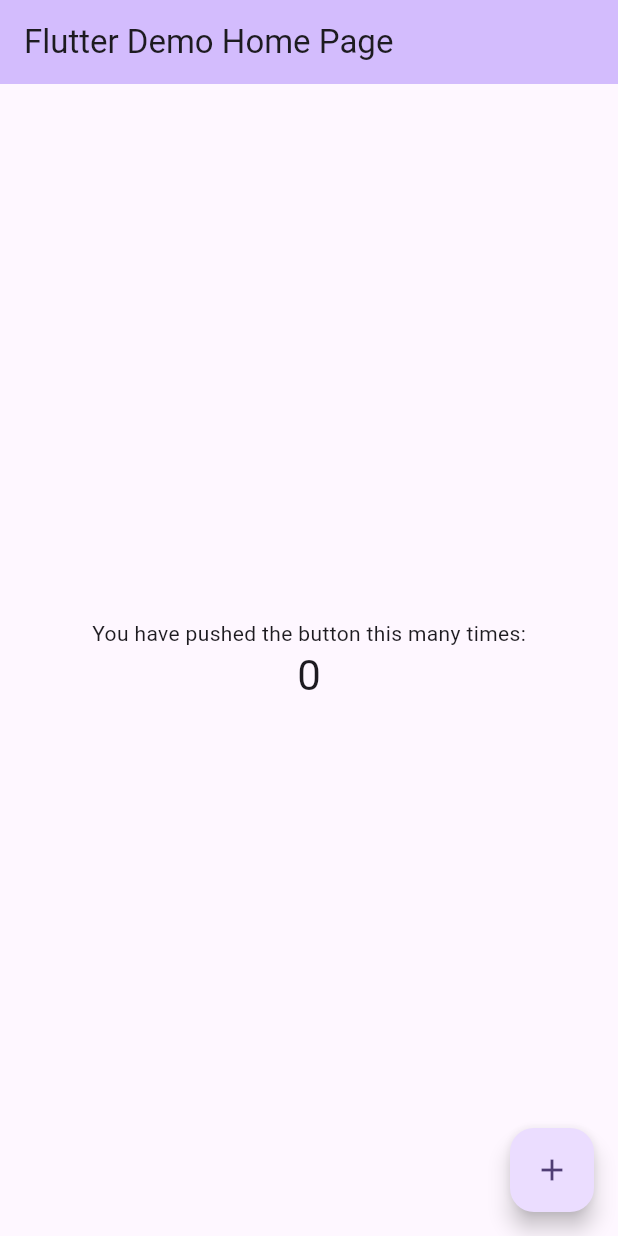
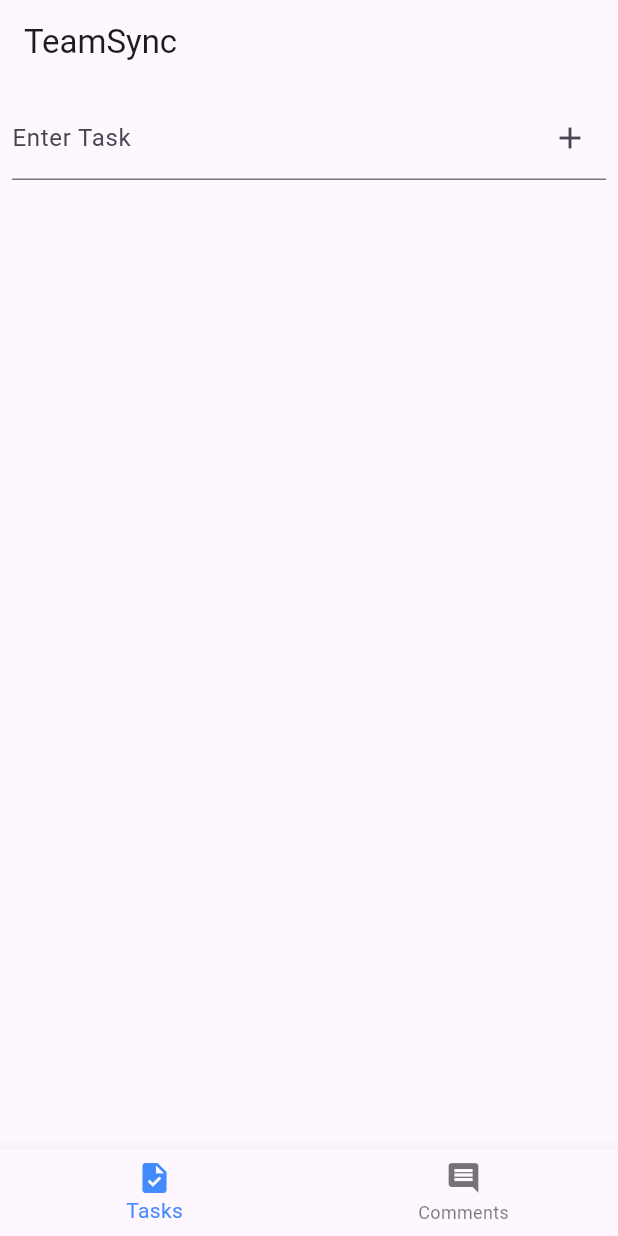
Before and after one commit to zuhairben/TeamSync, a Flutter app: the screen it shows after launch, on a phone screen of 412 x 824 dp. Run offline on Flutter 3.47's test engine with Material 3 defaults, Android fonts, the phone set to English and light mode, and no system bars.

Commit message:
second commit

```diff
--- a/lib/main.dart
+++ b/lib/main.dart
@@ -1,125 +1,20 @@
 import 'package:flutter/material.dart';
+import 'screens/home_screen.dart';  // Create this screen later
 
 void main() {
-  runApp(const MyApp());
+  runApp(TeamSyncApp());
 }
 
-class MyApp extends StatelessWidget {
-  const MyApp({super.key});
-
-  // This widget is the root of your application.
+class TeamSyncApp extends StatelessWidget {
   @override
   Widget build(BuildContext context) {
     return MaterialApp(
-      title: 'Flutter Demo',
+      title: 'TeamSync',
       theme: ThemeData(
-        // This is the theme of your application.
-        //
-        // TRY THIS: Try running your application with "flutter run". You'll see
-        // the application has a purple toolbar. Then, without quitting the app,
-        // try changing the seedColor in the colorScheme below to Colors.green
-        // and then invoke "hot reload" (save your changes or press the "hot
-        // reload" button in a Flutter-supported IDE, or press "r" if you used
-        // the command line to start the app).
-        //
-        // Notice that the counter didn't reset back to zero; the application
-        // state is not lost during the reload. To reset the state, use hot
-        // restart instead.
-        //
-        // This works for code too, not just values: Most code changes can be
-        // tested with just a hot reload.
-        colorScheme: ColorScheme.fromSeed(seedColor: Colors.deepPurple),
-        useMaterial3: true,
+        primarySwatch: Colors.blue,
+        visualDensity: VisualDensity.adaptivePlatformDensity,
       ),
-      home: const MyHomePage(title: 'Flutter Demo Home Page'),
+      home: HomeScreen(), // Starting with the home screen
     );
   }
 }
-
-class MyHomePage extends StatefulWidget {
-  const MyHomePage({super.key, required this.title});
-
-  // This widget is the home page of your application. It is stateful, meaning
-  // that it has a State object (defined below) that contains fields that affect
-  // how it looks.
-
-  // This class is the configuration for the state. It holds the values (in this
-  // case the title) provided by the parent (in this case the App widget) and
-  // used by the build method of the State. Fields in a Widget subclass are
-  // always marked "final".
-
-  final String title;
-
-  @override
-  State<MyHomePage> createState() => _MyHomePageState();
-}
-
-class _MyHomePageState extends State<MyHomePage> {
-  int _counter = 0;
-
-  void _incrementCounter() {
-    setState(() {
-      // This call to setState tells the Flutter framework that something has
-      // changed in this State, which causes it to rerun the build method below
-      // so that the display can reflect the updated values. If we changed
-      // _counter without calling setState(), then the build method would not be
-      // called again, and so nothing would appear to happen.
-      _counter++;
-    });
-  }
-
-  @override
-  Widget build(BuildContext context) {
-    // This method is rerun every time setState is called, for instance as done
-    // by the _incrementCounter method above.
-    //
-    // The Flutter framework has been optimized to make rerunning build methods
-    // fast, so that you can just rebuild anything that needs updating rather
-    // than having to individually change instances of widgets.
-    return Scaffold(
-      appBar: AppBar(
-        // TRY THIS: Try changing the color here to a specific color (to
-        // Colors.amber, perhaps?) and trigger a hot reload to see the AppBar
-        // change color while the other colors stay the same.
-        backgroundColor: Theme.of(context).colorScheme.inversePrimary,
-        // Here we take the value from the MyHomePage object that was created by
-        // the App.build method, and use it to set our appbar title.
-        title: Text(widget.title),
-      ),
-      body: Center(
-        // Center is a layout widget. It takes a single child and positions it
-        // in the middle of the parent.
-        child: Column(
-          // Column is also a layout widget. It takes a list of children and
-          // arranges them vertically. By default, it sizes itself to fit its
-          // children horizontally, and tries to be as tall as its parent.
-          //
-          // Column has various properties to control how it sizes itself and
-          // how it positions its children. Here we use mainAxisAlignment to
-          // center the children vertically; the main axis here is the vertical
-          // axis because Columns are vertical (the cross axis would be
-          // horizontal).
-          //
-          // TRY THIS: Invoke "debug painting" (choose the "Toggle Debug Paint"
-          // action in the IDE, or press "p" in the console), to see the
-          // wireframe for each widget.
-          mainAxisAlignment: MainAxisAlignment.center,
-          children: <Widget>[
-            const Text(
-              'You have pushed the button this many times:',
-            ),
-            Text(
-              '$_counter',
-              style: Theme.of(context).textTheme.headlineMedium,
-            ),
-          ],
-        ),
-      ),
-      floatingActionButton: FloatingActionButton(
-        onPressed: _incrementCounter,
-        tooltip: 'Increment',
-        child: const Icon(Icons.add),
-      ), // This trailing comma makes auto-formatting nicer for build methods.
-    );
-  }
-}
--- /dev/null
+++ b/lib/screens/comments_screen.dart
@@ -0,0 +1,10 @@
+import 'package:flutter/material.dart';
+
+class CommentsScreen extends StatelessWidget {
+  @override
+  Widget build(BuildContext context) {
+    return Center(
+      child: Text('Comments Section Coming Soon!'),
+    );
+  }
+}
--- /dev/null
+++ b/lib/screens/home_screen.dart
@@ -0,0 +1,48 @@
+import 'package:flutter/material.dart';
+import 'tasks_screen.dart';   // Create this later
+import 'comments_screen.dart'; // Create this later
+
+class HomeScreen extends StatefulWidget {
+  @override
+  _HomeScreenState createState() => _HomeScreenState();
+}
+
+class _HomeScreenState extends State<HomeScreen> {
+  int _selectedIndex = 0;
+
+  static List<Widget> _widgetOptions = <Widget>[
+    TasksScreen(),    // Task screen will be created next
+    CommentsScreen(), // Comments screen will be created later
+  ];
+
+  void _onItemTapped(int index) {
+    setState(() {
+      _selectedIndex = index;
+    });
+  }
+
+  @override
+  Widget build(BuildContext context) {
+    return Scaffold(
+      appBar: AppBar(
+        title: Text('TeamSync'),
+      ),
+      body: _widgetOptions.elementAt(_selectedIndex),
+      bottomNavigationBar: BottomNavigationBar(
+        items: const <BottomNavigationBarItem>[
+          BottomNavigationBarItem(
+            icon: Icon(Icons.task),
+            label: 'Tasks',
+          ),
+          BottomNavigationBarItem(
+            icon: Icon(Icons.comment),
+            label: 'Comments',
+          ),
+        ],
+        currentIndex: _selectedIndex,
+        selectedItemColor: Colors.blueAccent,
+        onTap: _onItemTapped,
+      ),
+    );
+  }
+}
--- /dev/null
+++ b/lib/screens/tasks_screen.dart
@@ -0,0 +1,114 @@
+import 'package:flutter/material.dart';
+
+class TasksScreen extends StatefulWidget {
+  @override
+  _TasksScreenState createState() => _TasksScreenState();
+}
+
+class _TasksScreenState extends State<TasksScreen> {
+  final List<Map<String, dynamic>> _tasks = [];  // Each task will now also contain a list of comments
+  final TextEditingController _taskController = TextEditingController();
+  final TextEditingController _commentController = TextEditingController();
+
+  void _addTask() {
+    if (_taskController.text.isNotEmpty) {
+      setState(() {
+        _tasks.add({'name': _taskController.text, 'status': 'To Do', 'comments': []});  // Task with an empty comments list
+      });
+      _taskController.clear();
+    }
+  }
+
+  void _addComment(int taskIndex) {
+    if (_commentController.text.isNotEmpty) {
+      setState(() {
+        _tasks[taskIndex]['comments'].add(_commentController.text);  // Add comment to the task's comment list
+      });
+      _commentController.clear();
+    }
+  }
+
+  void _updateTaskStatus(int index, String newStatus) {
+    setState(() {
+      _tasks[index]['status'] = newStatus;  // Update the status of the task
+    });
+  }
+
+  @override
+  Widget build(BuildContext context) {
+    return Scaffold(
+      body: Column(
+        children: [
+          Padding(
+            padding: const EdgeInsets.all(8.0),
+            child: TextField(
+              controller: _taskController,
+              decoration: InputDecoration(
+                labelText: 'Enter Task',
+                suffixIcon: IconButton(
+                  icon: Icon(Icons.add),
+                  onPressed: _addTask,
+                ),
+              ),
+            ),
+          ),
+          Expanded(
+            child: ListView.builder(
+              itemCount: _tasks.length,
+              itemBuilder: (context, index) {
+                return ExpansionTile(
+                  title: Text(
+                    _tasks[index]['name'],
+                    style: TextStyle(
+                      color: _tasks[index]['status'] == 'Completed' ? Colors.green :
+                      _tasks[index]['status'] == 'In Progress' ? Colors.blue : Colors.black,
+                    ),
+                  ),
+                  subtitle: Text('Status: ${_tasks[index]['status']}'),
+                  trailing: PopupMenuButton<String>(
+                    onSelected: (String value) {
+                      _updateTaskStatus(index, value);
+                    },
+                    itemBuilder: (BuildContext context) {
+                      return ['To Do', 'In Progress', 'Completed'].map((String choice) {
+                        return PopupMenuItem<String>(
+                          value: choice,
+                          child: Text(choice),
+                        );
+                      }).toList();
+                    },
+                    child: Icon(Icons.more_vert),
+                  ),
+                  children: [
+                    ListView.builder(
+                      shrinkWrap: true,
+                      itemCount: _tasks[index]['comments'].length,
+                      itemBuilder: (context, commentIndex) {
+                        return ListTile(
+                          title: Text(_tasks[index]['comments'][commentIndex]),
+                        );
+                      },
+                    ),
+                    Padding(
+                      padding: const EdgeInsets.all(8.0),
+                      child: TextField(
+                        controller: _commentController,
+                        decoration: InputDecoration(
+                          labelText: 'Add Comment',
+                          suffixIcon: IconButton(
+                            icon: Icon(Icons.send),
+                            onPressed: () => _addComment(index),
+                          ),
+                        ),
+                      ),
+                    ),
+                  ],
+                );
+              },
+            ),
+          ),
+        ],
+      ),
+    );
+  }
+}
--- a/pubspec.yaml
+++ b/pubspec.yaml
@@ -35,6 +35,9 @@ dependencies:
   # The following adds the Cupertino Icons font to your application.
   # Use with the CupertinoIcons class for iOS style icons.
   cupertino_icons: ^1.0.8
+  http: ^1.2.2
+  google_fonts: ^6.2.1
+  intl: ^0.20.0
 
 dev_dependencies:
   flutter_test:
```
Also changed, not shown: pubspec.lock, 1 other file.
